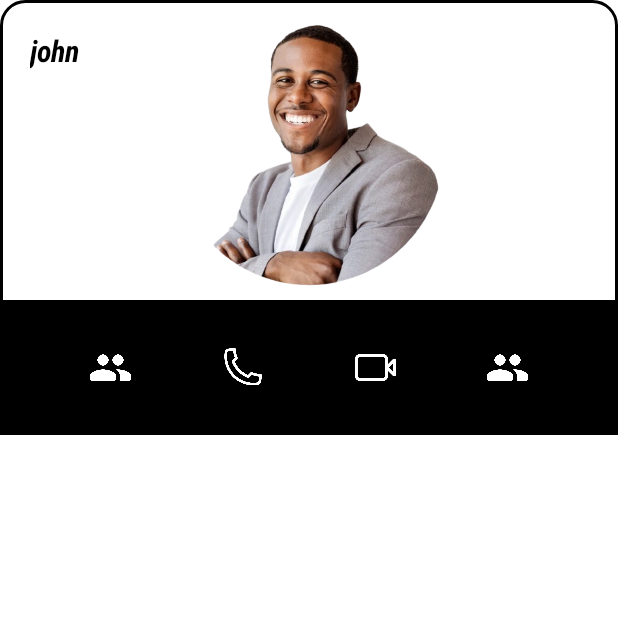
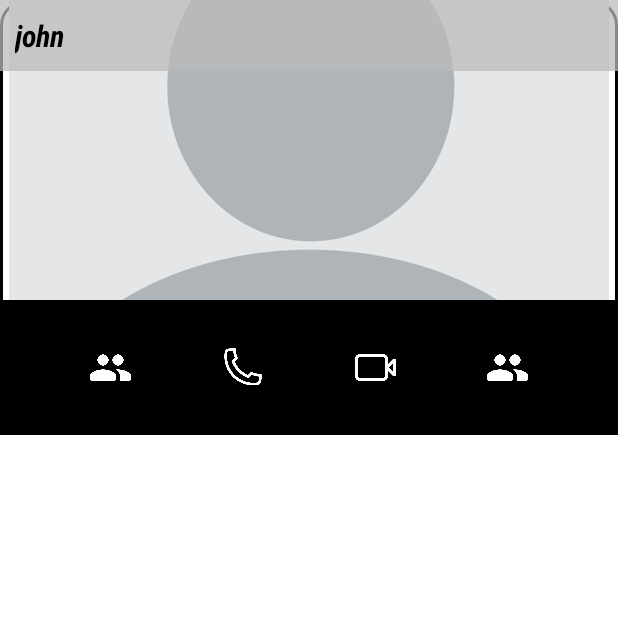
Before and after one commit to amannnnnyyyy/Android_app, an Android app built with Jetpack Compose: the screen it shows after launch (ContactsListActivity), after a tap on "Profile picture", on a phone screen of 412 x 824 dp, the top half of it. Run offline under Robolectric (Android 15) with nearby library versions, the phone set to English and light mode, and no system bars.

Commit message:
contacts list added dialog fragment

```diff
--- a/app/src/main/java/com/example/myapplication1/ProfileDialog.kt
+++ b/app/src/main/java/com/example/myapplication1/ProfileDialog.kt
@@ -1,33 +1,53 @@
 package com.example.myapplication1
 
 import android.app.Dialog
+import android.os.Build
 import android.os.Bundle
+import android.util.Log
 import android.view.LayoutInflater
 import android.view.View
 import android.view.ViewGroup
 import android.widget.ImageView
 import android.widget.TextView
+import androidx.annotation.RequiresApi
 import androidx.appcompat.app.AlertDialog
+import androidx.core.net.toUri
 import androidx.fragment.app.DialogFragment
 
 class ProfileDialog: DialogFragment() {
+    var contact: Contact? = null
+
     override fun onCreate(savedInstanceState: Bundle?) {
         super.onCreate(savedInstanceState)
     }
 
+    @RequiresApi(Build.VERSION_CODES.TIRAMISU)
     override fun onCreateDialog(savedInstanceState: Bundle?): Dialog {
         val builder = AlertDialog.Builder(requireActivity(), R.style.DialogAnimation)
         val view = layoutInflater.inflate(R.layout.profile_dialog_fragment, null)
         builder.setView(view)
 
         val name = arguments?.getString("name")
-        val person = arguments?.getSerializable("Contact")
+        val sender = arguments?.getString("sender")
 
         val nameField = view.findViewById<TextView>(R.id.name)
         val userProfileField = view.findViewById<ImageView>(R.id.userProfile)
 
         nameField.text = name
-        userProfileField.setImageResource(R.drawable.profile_picture)
+
+        if(sender=="contactsList") {
+            arguments?.let{
+                contact = arguments?.getSerializable("Contact",Contact::class.java)
+            }
+            Log.i("profile","${contact?.profilePicture=="null"}")
+            if(contact?.profilePicture!="null")
+                userProfileField.setImageURI(contact?.profilePicture?.toUri())
+            else
+                userProfileField.setImageResource(R.drawable.profile)
+        }
+        else
+            userProfileField.setImageResource(R.drawable.profile)
+
 
         return builder.create()
     }
--- a/app/src/main/res/layout/profile_dialog_fragment.xml
+++ b/app/src/main/res/layout/profile_dialog_fragment.xml
@@ -5,30 +5,31 @@
     android:background="@drawable/image_view_shape"
     xmlns:app="http://schemas.android.com/apk/res-auto"
     >
-    <TextView
-     android:id="@+id/name"
-     android:layout_width="match_parent"
-     android:layout_height="wrap_content"
-     android:text="@string/unknown"
-     android:fontFamily="sans-serif-condensed"
-     app:layout_constraintStart_toStartOf="parent"
-     app:layout_constraintTop_toTopOf="parent"
-     android:textSize="20sp"
-     android:textStyle="bold|italic"
-     android:textColor="@color/black"
-     android:padding="20dp"
-     />
     <ImageView
         android:id="@+id/userProfile"
-        android:layout_width="match_parent"
+        android:layout_width="400dp"
         android:layout_height="200dp"
-        android:scaleType="fitCenter"
+        android:scaleType="centerCrop"
         android:contentDescription="@string/profile_picture"
         android:src="@drawable/profile_picture"
         app:layout_constraintStart_toStartOf="parent"
         app:layout_constraintEnd_toEndOf="parent"
         app:layout_constraintTop_toTopOf="parent"
         app:layout_constraintBottom_toTopOf="@id/buttons"
+        />
+    <TextView
+        android:id="@+id/name"
+        android:layout_width="match_parent"
+        android:layout_height="wrap_content"
+        android:text="@string/unknown"
+        android:fontFamily="sans-serif-condensed"
+        app:layout_constraintStart_toStartOf="parent"
+        app:layout_constraintTop_toTopOf="parent"
+        android:textSize="20sp"
+        android:textStyle="bold|italic"
+        android:textColor="@color/black"
+        android:background="@color/clicked_background"
+        android:padding="10dp"
         />
     <androidx.constraintlayout.widget.ConstraintLayout
         android:id="@+id/buttons"
```
Also changed, not shown: app/src/main/java/com/example/myapplication1/ContactsAdapter.kt (+7 -2 lines), app/src/main/java/com/example/myapplication1/ContactsList.kt (+15 -1 lines), app/src/main/res/drawable/profile.png (added).
